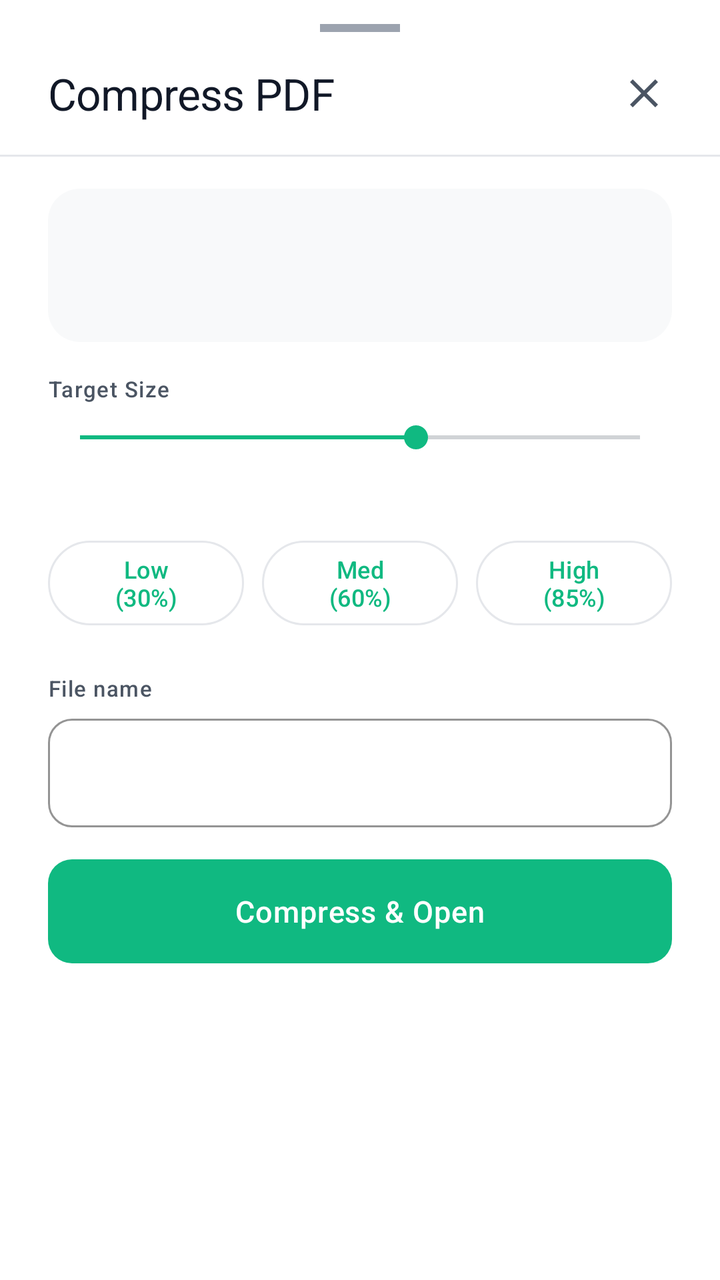
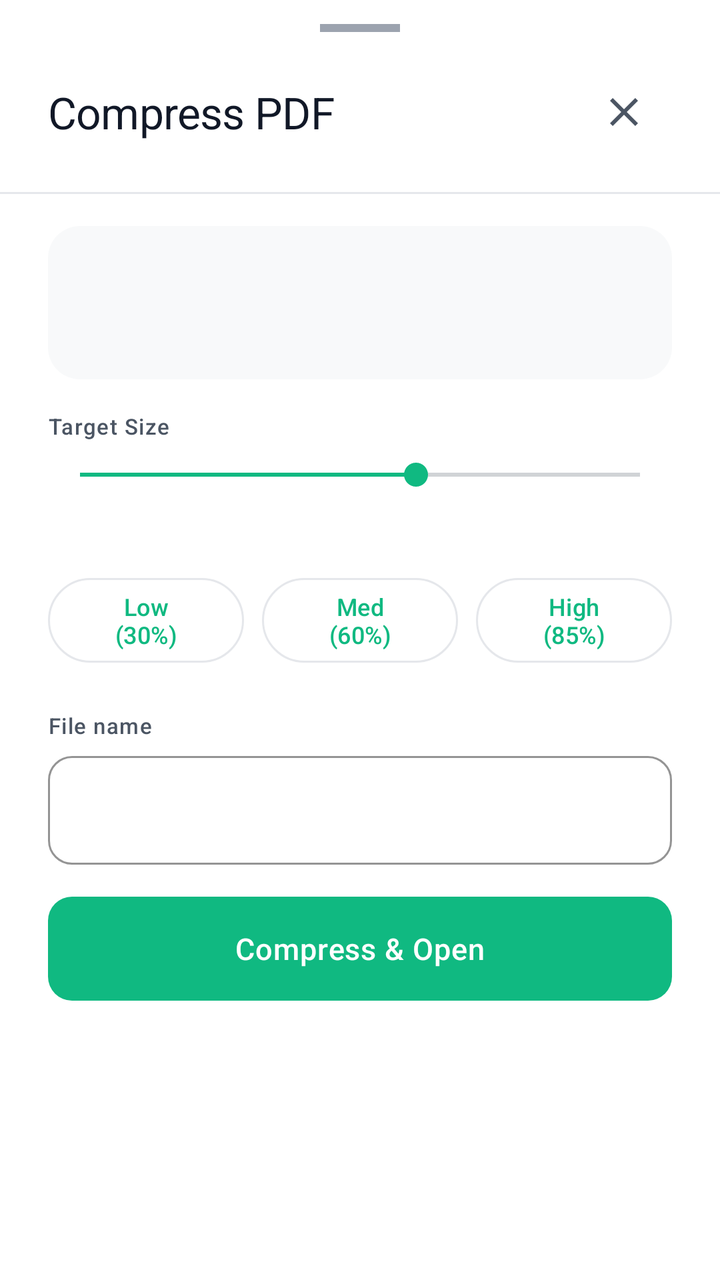

Compare the two renders of this Android layout. The source of the first and the diff that turns it into the second are given below.
<!-- AndroidManifest.xml: application theme Theme.AnScanner -->
<!-- res/layout/bottom_sheet_compress_pdf.xml -->
<?xml version="1.0" encoding="utf-8"?>
<LinearLayout xmlns:android="http://schemas.android.com/apk/res/android"
    xmlns:app="http://schemas.android.com/apk/res-auto"
    android:layout_width="match_parent"
    android:layout_height="wrap_content"
    android:orientation="vertical"
    android:background="@color/surface_card"
    android:paddingBottom="24dp">

    <View
        android:layout_width="@dimen/bottom_sheet_drag_handle_width"
        android:layout_height="@dimen/bottom_sheet_drag_handle_height"
        android:layout_gravity="center_horizontal"
        android:layout_marginTop="12dp"
        android:layout_marginBottom="16dp"
        android:background="@color/text_muted" />

    
    <LinearLayout
        android:layout_width="match_parent"
        android:layout_height="wrap_content"
        android:orientation="horizontal"
        android:paddingHorizontal="24dp"
        android:gravity="center_vertical"
        android:layout_marginBottom="16dp">

        <TextView
            android:id="@+id/tvCompressTitle"
            android:layout_width="0dp"
            android:layout_height="wrap_content"
            android:layout_weight="1"
            android:text="@string/action_compress_pdf"
            android:textAppearance="@style/TextAppearance.AnScanner.Headline"
            android:textColor="@color/text_primary" />

        <ImageView
            android:id="@+id/btnClose"
            android:layout_width="28dp"
            android:layout_height="28dp"
            android:padding="2dp"
            android:src="@drawable/ic_close"
            android:contentDescription="@string/cd_close"
            app:tint="@color/text_secondary" />
    </LinearLayout>

    <View
        android:layout_width="match_parent"
        android:layout_height="1dp"
        android:background="@color/divider"
        android:layout_marginBottom="16dp" />

    
    <LinearLayout
        android:layout_width="match_parent"
        android:layout_height="wrap_content"
        android:orientation="vertical"
        android:layout_marginHorizontal="24dp"
        android:padding="16dp"
        android:background="@drawable/bg_card"
        android:backgroundTint="@color/background_primary"
        android:layout_marginBottom="16dp">

        <TextView
            android:id="@+id/tvOriginalFileName"
            android:layout_width="match_parent"
            android:layout_height="wrap_content"
            android:textAppearance="@style/TextAppearance.AnScanner.Title"
            android:textColor="@color/text_primary"
            android:maxLines="1"
            android:ellipsize="middle" />

        <TextView
            android:id="@+id/tvOriginalSize"
            android:layout_width="match_parent"
            android:layout_height="wrap_content"
            android:layout_marginTop="4dp"
            android:textAppearance="@style/TextAppearance.AnScanner.Subtitle"
            android:textColor="@color/text_secondary" />
    </LinearLayout>

    
    <LinearLayout
        android:id="@+id/layoutOptimizedNotice"
        android:layout_width="match_parent"
        android:layout_height="wrap_content"
        android:orientation="horizontal"
        android:gravity="center_vertical"
        android:layout_marginHorizontal="24dp"
        android:layout_marginBottom="16dp"
        android:padding="12dp"
        android:background="@drawable/bg_card"
        android:backgroundTint="@color/background_secondary"
        android:visibility="gone">

        <ImageView
            android:layout_width="20dp"
            android:layout_height="20dp"
            android:src="@drawable/ic_info"
            android:contentDescription="@null"
            app:tint="@color/warning_amber"
            android:layout_marginEnd="10dp" />

        <TextView
            android:id="@+id/tvOptimizedNotice"
            android:layout_width="0dp"
            android:layout_height="wrap_content"
            android:layout_weight="1"
            android:text="@string/compress_already_optimized_notice"
            android:textAppearance="@style/TextAppearance.AnScanner.Caption"
            android:textColor="@color/text_secondary" />
    </LinearLayout>

    
    <LinearLayout
        android:layout_width="match_parent"
        android:layout_height="wrap_content"
        android:orientation="vertical"
        android:paddingHorizontal="24dp"
        android:layout_marginBottom="16dp">

        <LinearLayout
            android:layout_width="match_parent"
            android:layout_height="wrap_content"
            android:orientation="horizontal"
            android:gravity="center_vertical"
            android:layout_marginBottom="8dp">

            <TextView
                android:layout_width="0dp"
                android:layout_height="wrap_content"
                android:layout_weight="1"
                android:text="Target Size"
                android:textAppearance="@style/TextAppearance.AnScanner.Label"
                android:textColor="@color/text_secondary" />

            <TextView
                android:id="@+id/tvTargetSize"
                android:layout_width="wrap_content"
                android:layout_height="wrap_content"
                android:textAppearance="@style/TextAppearance.AnScanner.Label"
                android:textColor="@color/accent_mint"
                android:textStyle="bold" />
        </LinearLayout>

        
        <SeekBar
            android:id="@+id/sbTargetSize"
            android:layout_width="match_parent"
            android:layout_height="wrap_content"
            android:max="100"
            android:progress="60"
            android:progressTint="@color/accent_mint"
            android:thumbTint="@color/accent_mint"
            android:layout_marginBottom="8dp" />

        <TextView
            android:id="@+id/tvReduction"
            android:layout_width="match_parent"
            android:layout_height="wrap_content"
            android:gravity="end"
            android:textAppearance="@style/TextAppearance.AnScanner.Label"
            android:textColor="@color/text_muted" />
    </LinearLayout>

    
    <LinearLayout
        android:layout_width="match_parent"
        android:layout_height="wrap_content"
        android:orientation="horizontal"
        android:paddingHorizontal="24dp"
        android:layout_marginBottom="20dp">

        <com.google.android.material.button.MaterialButton
            android:id="@+id/btnPresetLow"
            style="@style/Widget.Material3.Button.OutlinedButton"
            android:layout_width="0dp"
            android:layout_height="wrap_content"
            android:layout_weight="1"
            android:layout_marginEnd="6dp"
            android:text="Low (30%)"
            android:textSize="12sp" />

        <com.google.android.material.button.MaterialButton
            android:id="@+id/btnPresetMed"
            style="@style/Widget.Material3.Button.OutlinedButton"
            android:layout_width="0dp"
            android:layout_height="wrap_content"
            android:layout_weight="1"
            android:layout_marginHorizontal="3dp"
            android:text="Med (60%)"
            android:textSize="12sp" />

        <com.google.android.material.button.MaterialButton
            android:id="@+id/btnPresetHigh"
            style="@style/Widget.Material3.Button.OutlinedButton"
            android:layout_width="0dp"
            android:layout_height="wrap_content"
            android:layout_weight="1"
            android:layout_marginStart="6dp"
            android:text="High (85%)"
            android:textSize="12sp" />
    </LinearLayout>

    
    <LinearLayout
        android:layout_width="match_parent"
        android:layout_height="wrap_content"
        android:orientation="vertical"
        android:paddingHorizontal="24dp"
        android:layout_marginBottom="16dp">

        <TextView
            android:layout_width="wrap_content"
            android:layout_height="wrap_content"
            android:text="@string/compress_file_name_label"
            android:textAppearance="@style/TextAppearance.AnScanner.Label"
            android:textColor="@color/text_secondary"
            android:layout_marginBottom="8dp" />

        <com.google.android.material.textfield.TextInputLayout
            android:id="@+id/tilFileName"
            style="@style/Widget.AnScanner.TextInputLayout"
            android:layout_width="match_parent"
            android:layout_height="wrap_content"
            app:hintEnabled="false"
            app:boxCornerRadiusTopStart="@dimen/text_input_corner_radius"
            app:boxCornerRadiusTopEnd="@dimen/text_input_corner_radius"
            app:boxCornerRadiusBottomStart="@dimen/text_input_corner_radius"
            app:boxCornerRadiusBottomEnd="@dimen/text_input_corner_radius">

            <com.google.android.material.textfield.TextInputEditText
                android:id="@+id/etFileName"
                android:layout_width="match_parent"
                android:layout_height="wrap_content"
                android:textColor="?attr/colorOnSurface"
                android:textColorHint="@color/text_secondary"
                android:maxLines="1"
                android:singleLine="true"
                android:imeOptions="actionDone"
                android:inputType="text" />
        </com.google.android.material.textfield.TextInputLayout>
    </LinearLayout>

    
    <LinearLayout
        android:id="@+id/layoutProgress"
        android:layout_width="match_parent"
        android:layout_height="wrap_content"
        android:orientation="vertical"
        android:paddingHorizontal="24dp"
        android:layout_marginBottom="16dp"
        android:visibility="gone">

        <com.google.android.material.progressindicator.LinearProgressIndicator
            android:id="@+id/progressBar"
            android:layout_width="match_parent"
            android:layout_height="wrap_content"
            android:indeterminate="false"
            app:indicatorColor="@color/accent_mint"
            app:trackColor="@color/surface_card"
            android:layout_marginBottom="8dp" />

        <TextView
            android:id="@+id/tvProgressStatus"
            android:layout_width="match_parent"
            android:layout_height="wrap_content"
            android:gravity="center"
            android:textAppearance="@style/TextAppearance.AnScanner.Label"
            android:textColor="@color/text_secondary"
            android:text="@string/compressing_pdf" />
    </LinearLayout>

    
    <com.google.android.material.button.MaterialButton
        android:id="@+id/btnCompressOpen"
        style="@style/Widget.AnScanner.Button.Primary"
        android:layout_width="match_parent"
        android:layout_height="@dimen/button_height_primary"
        android:layout_marginHorizontal="24dp"
        android:text="@string/compress_open_action" />

</LinearLayout>
<!-- resources referenced by this layout -->
<resources>
  <color name="accent_mint">#FF10B981</color>
  <color name="background_primary">#FFF8F9FA</color>
  <color name="background_secondary">#FFF1F3F5</color>
  <color name="divider">#FFE5E7EB</color>
  <color name="surface_card">#FFFFFFFF</color>
  <color name="text_muted">#FF9CA3AF</color>
  <color name="text_primary">#FF111827</color>
  <color name="text_secondary">#FF4B5563</color>
  <color name="warning_amber">#FFF59E0B</color>
  <dimen name="bottom_sheet_drag_handle_height">4dp</dimen>
  <dimen name="bottom_sheet_drag_handle_width">40dp</dimen>
  <dimen name="button_height_primary">52dp</dimen>
  <dimen name="text_input_corner_radius">12dp</dimen>
  <string name="action_compress_pdf">Compress PDF</string>
  <string name="cd_close">Close</string>
  <string name="compress_already_optimized_notice">This PDF is already highly optimized. Further compression may severely degrade legibility.</string>
  <string name="compress_file_name_label">File name</string>
  <string name="compress_open_action">Compress &amp; Open</string>
  <string name="compressing_pdf">Compressing PDF…</string>
  <style name="TextAppearance.AnScanner.Caption" parent="TextAppearance.Material3.BodySmall">
          <item name="android:textColor">@color/text_secondary</item>
          <item name="android:textSize">12sp</item>
          <item name="android:fontFamily">sans-serif</item>
      </style>
  <dimen name="radius_lg">16dp</dimen>
  <style name="TextAppearance.AnScanner.Button" parent="TextAppearance.Material3.LabelLarge">
          <item name="android:textSize">15sp</item>
          <item name="android:fontFamily">sans-serif-medium</item>
          <item name="android:letterSpacing">0.02</item>
      </style>
  <color name="text_on_accent">#FFFFFFFF</color>
  <dimen name="button_corner_radius">12dp</dimen>
  <color name="accent_mint_ripple">#3310B981</color>
  <color name="surface_elevated">#FFFFFFFF</color>
  <color name="md_theme_primary">#FF10B981</color>
  <color name="md_theme_onPrimary">#FFFFFFFF</color>
  <color name="md_theme_primaryContainer">#FFE6F4EA</color>
  <color name="md_theme_onPrimaryContainer">#FF065F46</color>
  <color name="md_theme_secondary">#FF059669</color>
  <color name="md_theme_onSecondary">#FFFFFFFF</color>
  <color name="md_theme_error">#FFEF4444</color>
  <color name="md_theme_onError">#FFFFFFFF</color>
  <color name="md_theme_background">#FFF8F9FA</color>
  <color name="md_theme_onBackground">#FF111827</color>
  <color name="md_theme_surface">#FFFFFFFF</color>
  <color name="md_theme_onSurface">#FF111827</color>
  <color name="md_theme_surfaceVariant">#FFF1F3F5</color>
  <color name="md_theme_onSurfaceVariant">#FF4B5563</color>
  <color name="md_theme_outline">#FFE5E7EB</color>
  <color name="status_bar">#FFF8F9FA</color>
  <color name="navigation_bar">#FFFFFFFF</color>
  <color name="text_hint">#FF9CA3AF</color>
  <style name="ShapeAppearance.AnScanner.SmallComponent" parent="ShapeAppearance.Material3.SmallComponent">
          <item name="cornerFamily">rounded</item>
          <item name="cornerSize">@dimen/radius_sm</item>
      </style>
  <style name="ShapeAppearance.AnScanner.MediumComponent" parent="ShapeAppearance.Material3.MediumComponent">
          <item name="cornerFamily">rounded</item>
          <item name="cornerSize">@dimen/radius_lg</item>
      </style>
  <style name="ShapeAppearance.AnScanner.LargeComponent" parent="ShapeAppearance.Material3.LargeComponent">
          <item name="cornerFamily">rounded</item>
          <item name="cornerSize">@dimen/radius_xl</item>
      </style>
  <dimen name="elevation_card">2dp</dimen>
  <dimen name="card_padding">16dp</dimen>
  <style name="Widget.AnScanner.BottomSheet" parent="Widget.Material3.BottomSheet">
          <item name="backgroundTint">@color/surface_card</item>
          <item name="shapeAppearance">@style/ShapeAppearance.AnScanner.BottomSheet</item>
      </style>
  <dimen name="radius_sm">8dp</dimen>
  <dimen name="radius_xl">24dp</dimen>
  <dimen name="radius_bottom_sheet">28dp</dimen>
  <!-- unchanged entries left out for length: 16 -->
</resources>

<!-- the commit's change to res/layout/bottom_sheet_compress_pdf.xml (unified diff, before → after) -->
@@ -35,9 +35,10 @@
 
         <ImageView
             android:id="@+id/btnClose"
-            android:layout_width="28dp"
-            android:layout_height="28dp"
-            android:padding="2dp"
+            android:layout_width="48dp"
+            android:layout_height="48dp"
+            android:padding="12dp"
+            android:background="?attr/selectableItemBackgroundBorderless"
             android:src="@drawable/ic_close"
             android:contentDescription="@string/cd_close"
             app:tint="@color/text_secondary" />
@@ -96,7 +97,7 @@
             android:layout_width="20dp"
             android:layout_height="20dp"
             android:src="@drawable/ic_info"
-            android:contentDescription="@null"
+            android:importantForAccessibility="no"
             app:tint="@color/warning_amber"
             android:layout_marginEnd="10dp" />
 
